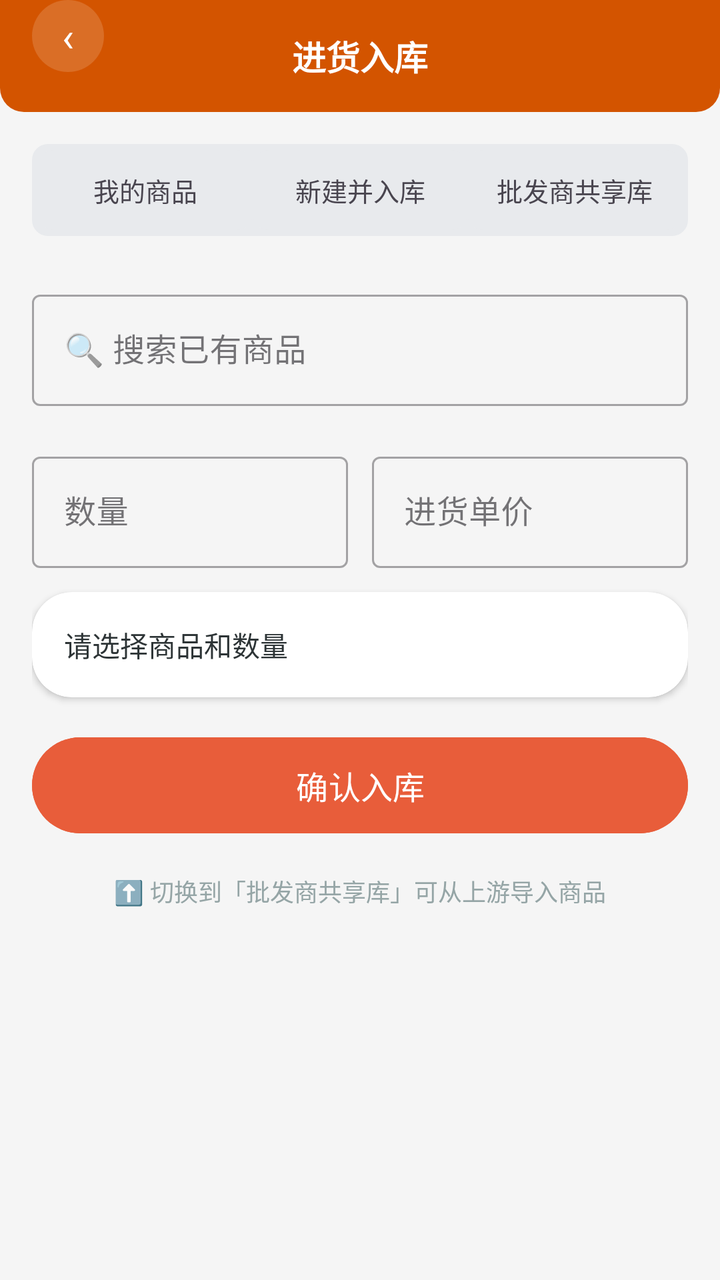
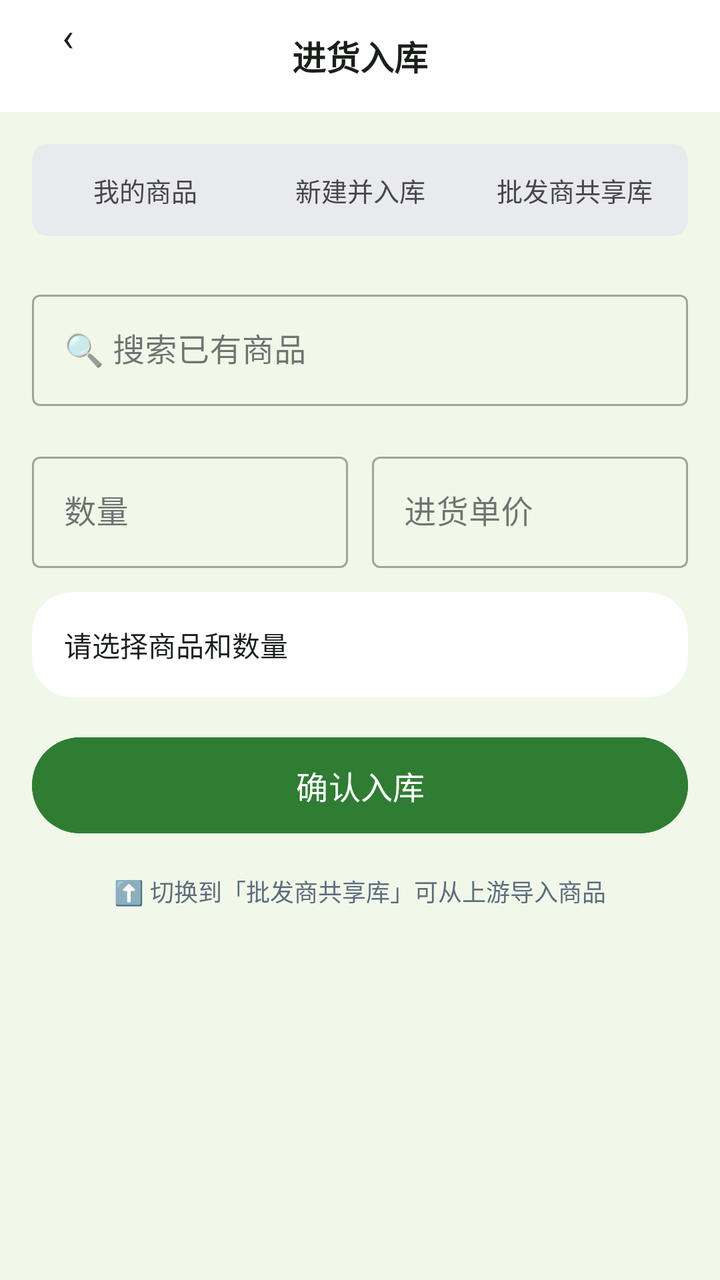

Compare the two renders of this Android layout. The source of the first and the diff that turns it into the second are given below.
<!-- AndroidManifest.xml: application theme Theme.ClothingSI -->
<!-- res/layout/activity_purchase.xml -->
<?xml version="1.0" encoding="utf-8"?>
<FrameLayout xmlns:android="http://schemas.android.com/apk/res/android"
    xmlns:app="http://schemas.android.com/apk/res-auto"
    android:layout_width="match_parent" android:layout_height="match_parent"
    android:background="#F5F5F5">

    <LinearLayout android:layout_width="match_parent" android:layout_height="match_parent"
        android:orientation="vertical">
        <RelativeLayout android:layout_width="match_parent" android:layout_height="56dp"
            android:background="@drawable/header_bar_bg" android:paddingHorizontal="16dp">
            <TextView android:id="@+id/btn_back" android:layout_width="36dp" android:layout_height="36dp"
                android:text="‹" android:textSize="20dp" android:textColor="#FFFFFF"
                android:gravity="center" android:background="@drawable/circle_bg" />
            <TextView android:layout_width="wrap_content" android:layout_height="wrap_content"
                android:text="进货入库" android:textSize="17dp" android:textStyle="bold"
                android:textColor="#FFFFFF" android:layout_centerInParent="true" />
        </RelativeLayout>

        <LinearLayout android:layout_width="match_parent" android:layout_height="wrap_content"
            android:orientation="horizontal" android:gravity="center"
            android:layout_margin="16dp" android:layout_marginBottom="0dp"
            android:weightSum="3" android:background="@drawable/segment_container_bg" android:padding="3dp">
            <TextView android:id="@+id/tab_my_products" android:layout_width="0dp" android:layout_height="40dp"
                android:layout_weight="1" android:gravity="center" android:text="我的商品"
                android:textSize="13dp" android:clickable="true" android:focusable="true"
                android:background="@drawable/segment_tab_bg" />
            <TextView android:id="@+id/tab_new_product" android:layout_width="0dp" android:layout_height="40dp"
                android:layout_weight="1" android:gravity="center" android:text="新建并入库"
                android:textSize="13dp" android:clickable="true" android:focusable="true"
                android:background="@drawable/segment_tab_bg" />
            <TextView android:id="@+id/tab_wholesale" android:layout_width="0dp" android:layout_height="40dp"
                android:layout_weight="1" android:gravity="center" android:text="批发商共享库"
                android:textSize="13dp" android:clickable="true" android:focusable="true"
                android:background="@drawable/segment_tab_bg" />
        </LinearLayout>

        <ScrollView android:layout_width="match_parent" android:layout_height="match_parent"
            android:paddingHorizontal="16dp" android:paddingTop="8dp">
            <LinearLayout android:layout_width="match_parent" android:layout_height="wrap_content"
                android:orientation="vertical">

                
                <LinearLayout android:id="@+id/panel_my_products" android:layout_width="match_parent"
                    android:layout_height="wrap_content" android:orientation="vertical">
                    <com.google.android.material.textfield.TextInputLayout
                        android:layout_width="match_parent" android:layout_height="wrap_content"
                        style="@style/Widget.MaterialComponents.TextInputLayout.OutlinedBox"
                        android:layout_marginBottom="8dp" android:hint="🔍 搜索已有商品">
                        <com.google.android.material.textfield.TextInputEditText android:id="@+id/et_search_product"
                            android:layout_width="match_parent" android:layout_height="wrap_content" />
                    </com.google.android.material.textfield.TextInputLayout>
                    <androidx.recyclerview.widget.RecyclerView android:id="@+id/rv_purchase_products"
                        android:layout_width="match_parent" android:layout_height="wrap_content"
                        android:maxHeight="200dp" android:layout_marginBottom="8dp" />
                    <LinearLayout android:layout_width="match_parent" android:layout_height="wrap_content"
                        android:orientation="horizontal" android:layout_marginTop="4dp">
                        <com.google.android.material.textfield.TextInputLayout
                            android:layout_width="0dp" android:layout_height="wrap_content" android:layout_weight="1"
                            android:layout_marginEnd="6dp" android:hint="数量"
                            style="@style/Widget.MaterialComponents.TextInputLayout.OutlinedBox">
                            <com.google.android.material.textfield.TextInputEditText android:id="@+id/et_purchase_qty"
                                android:layout_width="match_parent" android:layout_height="wrap_content"
                                android:inputType="number" />
                        </com.google.android.material.textfield.TextInputLayout>
                        <com.google.android.material.textfield.TextInputLayout
                            android:layout_width="0dp" android:layout_height="wrap_content" android:layout_weight="1"
                            android:layout_marginStart="6dp" android:hint="进货单价"
                            style="@style/Widget.MaterialComponents.TextInputLayout.OutlinedBox">
                            <com.google.android.material.textfield.TextInputEditText android:id="@+id/et_purchase_price_input"
                                android:layout_width="match_parent" android:layout_height="wrap_content"
                                android:inputType="numberDecimal" />
                        </com.google.android.material.textfield.TextInputLayout>
                    </LinearLayout>
                </LinearLayout>

                
                <LinearLayout android:id="@+id/panel_new_product" android:layout_width="match_parent"
                    android:layout_height="wrap_content" android:orientation="vertical"
                    android:visibility="gone">
                    <com.google.android.material.textfield.TextInputLayout
                        android:layout_width="match_parent" android:layout_height="wrap_content"
                        style="@style/Widget.MaterialComponents.TextInputLayout.OutlinedBox"
                        android:layout_marginBottom="8dp" android:hint="商品名称">
                        <com.google.android.material.textfield.TextInputEditText android:id="@+id/et_new_name"
                            android:layout_width="match_parent" android:layout_height="wrap_content" />
                    </com.google.android.material.textfield.TextInputLayout>
                    <LinearLayout android:layout_width="match_parent" android:layout_height="wrap_content"
                        android:orientation="horizontal">
                        <com.google.android.material.textfield.TextInputLayout
                            android:layout_width="0dp" android:layout_height="wrap_content" android:layout_weight="1"
                            android:layout_marginEnd="6dp" android:hint="进价"
                            style="@style/Widget.MaterialComponents.TextInputLayout.OutlinedBox">
                            <com.google.android.material.textfield.TextInputEditText android:id="@+id/et_new_purchase_price"
                                android:layout_width="match_parent" android:layout_height="wrap_content"
                                android:inputType="numberDecimal" />
                        </com.google.android.material.textfield.TextInputLayout>
                        <com.google.android.material.textfield.TextInputLayout
                            android:layout_width="0dp" android:layout_height="wrap_content" android:layout_weight="1"
                            android:layout_marginStart="6dp" android:hint="售价"
                            style="@style/Widget.MaterialComponents.TextInputLayout.OutlinedBox">
                            <com.google.android.material.textfield.TextInputEditText android:id="@+id/et_new_selling_price"
                                android:layout_width="match_parent" android:layout_height="wrap_content"
                                android:inputType="numberDecimal" />
                        </com.google.android.material.textfield.TextInputLayout>
                    </LinearLayout>
                    <com.google.android.material.textfield.TextInputLayout
                        android:layout_width="match_parent" android:layout_height="wrap_content"
                        style="@style/Widget.MaterialComponents.TextInputLayout.OutlinedBox"
                        android:layout_marginTop="8dp" android:hint="入库数量">
                        <com.google.android.material.textfield.TextInputEditText android:id="@+id/et_new_qty"
                            android:layout_width="match_parent" android:layout_height="wrap_content"
                            android:inputType="number" />
                    </com.google.android.material.textfield.TextInputLayout>
                </LinearLayout>

                
                <LinearLayout android:id="@+id/panel_wholesale" android:layout_width="match_parent"
                    android:layout_height="wrap_content" android:orientation="vertical"
                    android:visibility="gone">
                    <com.google.android.material.textfield.TextInputLayout
                        android:layout_width="match_parent" android:layout_height="wrap_content"
                        style="@style/Widget.MaterialComponents.TextInputLayout.OutlinedBox"
                        android:hint="🔍 搜索共享商品">
                        <com.google.android.material.textfield.TextInputEditText android:id="@+id/et_wholesale_search"
                            android:layout_width="match_parent" android:layout_height="wrap_content" />
                    </com.google.android.material.textfield.TextInputLayout>
                    <TextView android:layout_width="wrap_content" android:layout_height="wrap_content"
                        android:text="从批发商共享池选择商品进货" android:textSize="13dp" android:textColor="#95A5A6"
                        android:layout_marginTop="8dp" />
                </LinearLayout>

                
                <View android:layout_width="match_parent" android:layout_height="0dp" android:layout_weight="1" />
                <androidx.cardview.widget.CardView android:layout_width="match_parent" android:layout_height="wrap_content"
                    android:layout_marginTop="12dp"
                    app:cardCornerRadius="20dp" app:cardElevation="2dp">
                    <TextView android:id="@+id/tv_purchase_summary" android:layout_width="wrap_content"
                        android:layout_height="wrap_content" android:text="请选择商品和数量"
                        android:padding="16dp" android:textSize="14dp" android:textColor="#2D3436" />
                </androidx.cardview.widget.CardView>
                <com.google.android.material.button.MaterialButton android:id="@+id/btn_confirm_purchase"
                    android:layout_width="match_parent" android:layout_height="56dp" android:text="确认入库"
                    android:textSize="16dp" app:cornerRadius="28dp" android:backgroundTint="#E85D3A"
                    android:layout_marginVertical="16dp" />
                <TextView android:layout_width="match_parent" android:layout_height="wrap_content"
                    android:text="⬆️ 切换到「批发商共享库」可从上游导入商品"
                    android:textSize="12dp" android:textColor="#95A5A6" android:gravity="center"
                    android:layout_marginBottom="8dp" />
            </LinearLayout>
        </ScrollView>
    </LinearLayout>

</FrameLayout>
<!-- resources referenced by this layout -->
<resources>
  <!-- drawable circle_bg (drawable) -->
  <?xml version="1.0" encoding="utf-8"?>
  <shape xmlns:android="http://schemas.android.com/apk/res/android" android:shape="oval">
      <solid android:color="#26FFFFFF" />
  </shape>
  <!-- drawable header_bar_bg (drawable) -->
  <?xml version="1.0" encoding="utf-8"?>
  <shape xmlns:android="http://schemas.android.com/apk/res/android" android:shape="rectangle">
      <solid android:color="#D35400" />
      <corners android:bottomLeftRadius="12dp" android:bottomRightRadius="12dp" />
  </shape>
  <!-- drawable segment_container_bg (drawable) -->
  <?xml version="1.0" encoding="utf-8"?>
  <shape xmlns:android="http://schemas.android.com/apk/res/android" android:shape="rectangle">
      <corners android:radius="8dp" />
      <solid android:color="#E8EAED" />
  </shape>
  <!-- drawable segment_tab_bg (drawable) -->
  <?xml version="1.0" encoding="utf-8"?>
  <selector xmlns:android="http://schemas.android.com/apk/res/android">
      <item android:state_selected="true">
          <shape android:shape="rectangle">
              <solid android:color="#FFFFFF" />
              <corners android:radius="8dp" />
          </shape>
      </item>
      <item>
          <shape android:shape="rectangle">
              <solid android:color="#E8EAED" />
              <corners android:radius="8dp" />
          </shape>
      </item>
  </selector>
  <style name="Theme.ClothingSI" parent="Theme.Material3.Light.NoActionBar">
          <item name="colorPrimary">@color/primary</item>
          <item name="colorPrimaryDark">@color/primary_dark</item>
          <item name="colorAccent">@color/accent</item>
          <item name="android:statusBarColor">@color/primary_dark</item>
          <item name="android:navigationBarColor">@color/white</item>
      </style>
  <color name="primary">#E85D3A</color>
  <color name="primary_dark">#D35400</color>
  <color name="accent">#F4A460</color>
  <color name="white">#FFFFFF</color>
</resources>

<!-- the commit's change to res/layout/activity_purchase.xml (unified diff, before → after) -->
@@ -2,18 +2,18 @@
 <FrameLayout xmlns:android="http://schemas.android.com/apk/res/android"
     xmlns:app="http://schemas.android.com/apk/res-auto"
     android:layout_width="match_parent" android:layout_height="match_parent"
-    android:background="#F5F5F5">
+    android:background="@color/bg">
 
     <LinearLayout android:layout_width="match_parent" android:layout_height="match_parent"
         android:orientation="vertical">
         <RelativeLayout android:layout_width="match_parent" android:layout_height="56dp"
             android:background="@drawable/header_bar_bg" android:paddingHorizontal="16dp">
             <TextView android:id="@+id/btn_back" android:layout_width="36dp" android:layout_height="36dp"
-                android:text="‹" android:textSize="20dp" android:textColor="#FFFFFF"
+                android:text="‹" android:textSize="20dp" android:textColor="@color/text_primary"
                 android:gravity="center" android:background="@drawable/circle_bg" />
             <TextView android:layout_width="wrap_content" android:layout_height="wrap_content"
                 android:text="进货入库" android:textSize="17dp" android:textStyle="bold"
-                android:textColor="#FFFFFF" android:layout_centerInParent="true" />
+                android:textColor="@color/text_primary" android:layout_centerInParent="true" />
         </RelativeLayout>
 
         <LinearLayout android:layout_width="match_parent" android:layout_height="wrap_content"
@@ -84,6 +84,12 @@
                         <com.google.android.material.textfield.TextInputEditText android:id="@+id/et_new_name"
                             android:layout_width="match_parent" android:layout_height="wrap_content" />
                     </com.google.android.material.textfield.TextInputLayout>
+                    <TextView android:id="@+id/tv_new_category"
+                        android:layout_width="match_parent" android:layout_height="48dp"
+                        android:gravity="center_vertical" android:paddingHorizontal="12dp"
+                        android:background="@drawable/segment_bg" android:layout_marginBottom="8dp"
+                        android:text="选择分类（点击选择）" android:textSize="14dp"
+                        android:clickable="true" android:focusable="true" />
                     <LinearLayout android:layout_width="match_parent" android:layout_height="wrap_content"
                         android:orientation="horizontal">
                         <com.google.android.material.textfield.TextInputLayout
@@ -125,7 +131,7 @@
                             android:layout_width="match_parent" android:layout_height="wrap_content" />
                     </com.google.android.material.textfield.TextInputLayout>
                     <TextView android:layout_width="wrap_content" android:layout_height="wrap_content"
-                        android:text="从批发商共享池选择商品进货" android:textSize="13dp" android:textColor="#95A5A6"
+                        android:text="从批发商共享池选择商品进货" android:textSize="13dp" android:textColor="@color/text_secondary"
                         android:layout_marginTop="8dp" />
                 </LinearLayout>
 
@@ -133,18 +139,18 @@
                 <View android:layout_width="match_parent" android:layout_height="0dp" android:layout_weight="1" />
                 <androidx.cardview.widget.CardView android:layout_width="match_parent" android:layout_height="wrap_content"
                     android:layout_marginTop="12dp"
-                    app:cardCornerRadius="20dp" app:cardElevation="2dp">
+                    app:cardCornerRadius="20dp" app:cardElevation="0dp">
                     <TextView android:id="@+id/tv_purchase_summary" android:layout_width="wrap_content"
                         android:layout_height="wrap_content" android:text="请选择商品和数量"
-                        android:padding="16dp" android:textSize="14dp" android:textColor="#2D3436" />
+                        android:padding="16dp" android:textSize="14dp" android:textColor="@color/text_primary" />
                 </androidx.cardview.widget.CardView>
                 <com.google.android.material.button.MaterialButton android:id="@+id/btn_confirm_purchase"
                     android:layout_width="match_parent" android:layout_height="56dp" android:text="确认入库"
-                    android:textSize="16dp" app:cornerRadius="28dp" android:backgroundTint="#E85D3A"
+                    android:textSize="16dp" app:cornerRadius="28dp" android:backgroundTint="@color/primary"
                     android:layout_marginVertical="16dp" />
                 <TextView android:layout_width="match_parent" android:layout_height="wrap_content"
                     android:text="⬆️ 切换到「批发商共享库」可从上游导入商品"
-                    android:textSize="12dp" android:textColor="#95A5A6" android:gravity="center"
+                    android:textSize="12dp" android:textColor="@color/text_secondary" android:gravity="center"
                     android:layout_marginBottom="8dp" />
             </LinearLayout>
         </ScrollView>
<!-- resource entries referenced after the edit -->
@@ -1,5 +1,6 @@
 <!-- resources referenced by this layout -->
 <resources>
+  <color name="bg">#F1F8E9</color>
   <!-- drawable circle_bg (drawable) -->
   <?xml version="1.0" encoding="utf-8"?>
   <shape xmlns:android="http://schemas.android.com/apk/res/android" android:shape="oval">
@@ -8,8 +9,14 @@
   <!-- drawable header_bar_bg (drawable) -->
   <?xml version="1.0" encoding="utf-8"?>
   <shape xmlns:android="http://schemas.android.com/apk/res/android" android:shape="rectangle">
-      <solid android:color="#D35400" />
-      <corners android:bottomLeftRadius="12dp" android:bottomRightRadius="12dp" />
+      <solid android:color="#FFFFFF" />
+  </shape>
+  <!-- drawable segment_bg (drawable) -->
+  <?xml version="1.0" encoding="utf-8"?>
+  <shape xmlns:android="http://schemas.android.com/apk/res/android" android:shape="rectangle">
+      <solid android:color="#FFFFFF" />
+      <corners android:radius="12dp" />
+      <stroke android:width="1dp" android:color="#E8EAED" />
   </shape>
   <!-- drawable segment_container_bg (drawable) -->
   <?xml version="1.0" encoding="utf-8"?>
@@ -37,12 +44,22 @@
           <item name="colorPrimary">@color/primary</item>
           <item name="colorPrimaryDark">@color/primary_dark</item>
           <item name="colorAccent">@color/accent</item>
-          <item name="android:statusBarColor">@color/primary_dark</item>
+          <item name="android:statusBarColor">@android:color/transparent</item>
           <item name="android:navigationBarColor">@color/white</item>
+          
+          <item name="android:windowLightStatusBar">true</item>
+          
+          <item name="android:fontFamily">sans-serif</item>
+          <item name="android:textViewStyle">@style/TextView.Base</item>
       </style>
-  <color name="primary">#E85D3A</color>
-  <color name="primary_dark">#D35400</color>
-  <color name="accent">#F4A460</color>
+  <color name="primary">#2E7D32</color>
+  <color name="text_primary">#1B1F1B</color>
+  <color name="text_secondary">#5D6D7E</color>
+  <color name="primary_dark">#1B5E20</color>
+  <color name="accent">#66BB6A</color>
   <color name="white">#FFFFFF</color>
+  <style name="TextView.Base" parent="android:Widget.TextView">
+          <item name="android:fontFamily">sans-serif</item>
+      </style>
 </resources>
 
